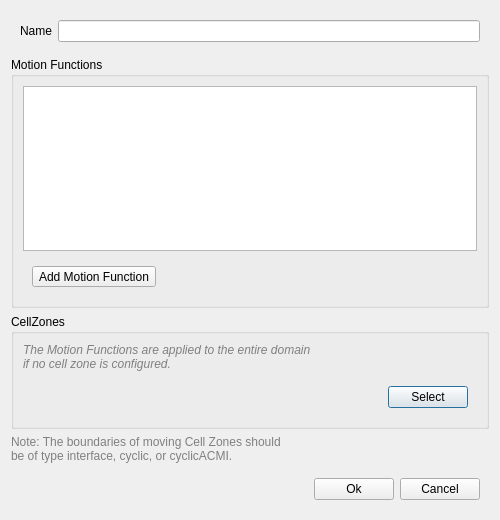
xupeiwust/baram, file baramFlow/view/setup/dynamic_mesh/moving_cell_zone/motion_definition_dialog.ui: the form before one commit.
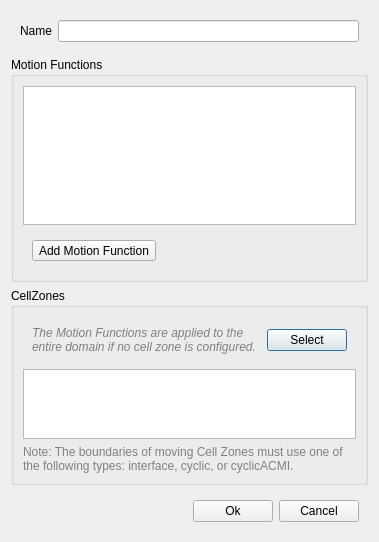
The form after the commit.

Commit message: movingCellZones refined

Diff of the .ui file:
```diff
--- a/baramFlow/view/setup/dynamic_mesh/moving_cell_zone/motion_definition_dialog.ui
+++ b/baramFlow/view/setup/dynamic_mesh/moving_cell_zone/motion_definition_dialog.ui
@@ -6,16 +6,10 @@
    <rect>
     <x>0</x>
     <y>0</y>
-    <width>500</width>
-    <height>520</height>
+    <width>379</width>
+    <height>542</height>
    </rect>
   </property>
-  <property name="minimumSize">
-   <size>
-    <width>500</width>
-    <height>0</height>
-   </size>
-  </property>
   <property name="windowTitle">
    <string>Motion Definition</string>
   </property>
@@ -37,6 +31,28 @@
     </widget>
    </item>
    <item>
+    <widget class="QScrollArea" name="scrollArea">
+     <property name="frameShape">
+      <enum>QFrame::NoFrame</enum>
+     </property>
+     <property name="widgetResizable">
+      <bool>true</bool>
+     </property>
+     <widget class="QWidget" name="scrollAreaWidgetContents">
+      <layout class="QVBoxLayout" name="verticalLayout_2">
+       <property name="leftMargin">
+        <number>0</number>
+       </property>
+       <property name="topMargin">
+        <number>0</number>
+       </property>
+       <property name="rightMargin">
+        <number>0</number>
+       </property>
+       <property name="bottomMargin">
+        <number>0</number>
+       </property>
+       <item>
     <widget class="QGroupBox" name="motionFunctionsGroup">
      <property name="title">
       <string>Motion Functions</string>
@@ -47,6 +63,15 @@
         <property name="contextMenuPolicy">
          <enum>Qt::CustomContextMenu</enum>
         </property>
+            <property name="verticalScrollBarPolicy">
+             <enum>Qt::ScrollBarAlwaysOff</enum>
+            </property>
+            <property name="horizontalScrollBarPolicy">
+             <enum>Qt::ScrollBarAlwaysOff</enum>
+            </property>
+            <property name="sizeAdjustPolicy">
+             <enum>QAbstractScrollArea::AdjustToContents</enum>
+            </property>
        </widget>
       </item>
       <item>
@@ -88,43 +113,54 @@
      </property>
      <layout class="QVBoxLayout" name="cellZonesLayout">
       <item>
+           <widget class="QWidget" name="cellZonesRowWidget" native="true">
+            <layout class="QHBoxLayout" name="cellZonesRow" stretch="1,0">
+             <item>
        <widget class="QLabel" name="cellZonesNote">
         <property name="styleSheet">
          <string notr="true">color:grey; font-style:italic</string>
         </property>
         <property name="text">
-         <string>The Motion Functions are applied to the entire domain
-if no cell zone is configured.</string>
+                <string>The Motion Functions are applied to the entire domain if no cell zone is configured.</string>
+               </property>
+               <property name="wordWrap">
+                <bool>true</bool>
         </property>
        </widget>
       </item>
       <item>
-       <widget class="QWidget" name="cellZonesRowWidget" native="true">
-        <layout class="QHBoxLayout" name="cellZonesRow">
-         <item>
-          <widget class="QLabel" name="cellZonesLabel">
+              <widget class="QPushButton" name="selectButton">
            <property name="text">
-            <string/>
-           </property>
+                <string>Select</string>
+               </property>
+              </widget>
+             </item>
+            </layout>
+           </widget>
+          </item>
+          <item>
+           <widget class="QListWidget" name="cellZones">
            <property name="sizePolicy">
             <sizepolicy hsizetype="Expanding" vsizetype="Preferred">
-             <horstretch>1</horstretch>
+              <horstretch>0</horstretch>
              <verstretch>0</verstretch>
             </sizepolicy>
            </property>
-          </widget>
-         </item>
-         <item>
-          <widget class="QPushButton" name="selectButton">
-           <property name="text">
-            <string>Select</string>
-           </property>
-          </widget>
-         </item>
-        </layout>
-       </widget>
-      </item>
-     </layout>
+            <property name="verticalScrollBarPolicy">
+             <enum>Qt::ScrollBarAlwaysOff</enum>
+            </property>
+            <property name="horizontalScrollBarPolicy">
+             <enum>Qt::ScrollBarAlwaysOff</enum>
+            </property>
+            <property name="sizeAdjustPolicy">
+             <enum>QAbstractScrollArea::AdjustToContents</enum>
+            </property>
+            <property name="editTriggers">
+             <set>QAbstractItemView::NoEditTriggers</set>
+            </property>
+            <property name="selectionMode">
+             <enum>QAbstractItemView::NoSelection</enum>
+            </property>
     </widget>
    </item>
    <item>
@@ -133,9 +169,18 @@
       <string notr="true">color:grey</string>
      </property>
      <property name="text">
-      <string>Note: The boundaries of moving Cell Zones should
-be of type interface, cyclic, or cyclicACMI.</string>
-     </property>
+             <string>Note: The boundaries of moving Cell Zones must use one of the following types: interface, cyclic, or cyclicACMI.</string>
+            </property>
+            <property name="wordWrap">
+             <bool>true</bool>
+            </property>
+           </widget>
+          </item>
+         </layout>
+        </widget>
+       </item>
+      </layout>
+     </widget>
     </widget>
    </item>
    <item>
```
Left out of the diff: 8 changed lines with no effect on the pictures. Lines whose indentation alone changed are shown as unchanged. The commit also changes 3 other files.
